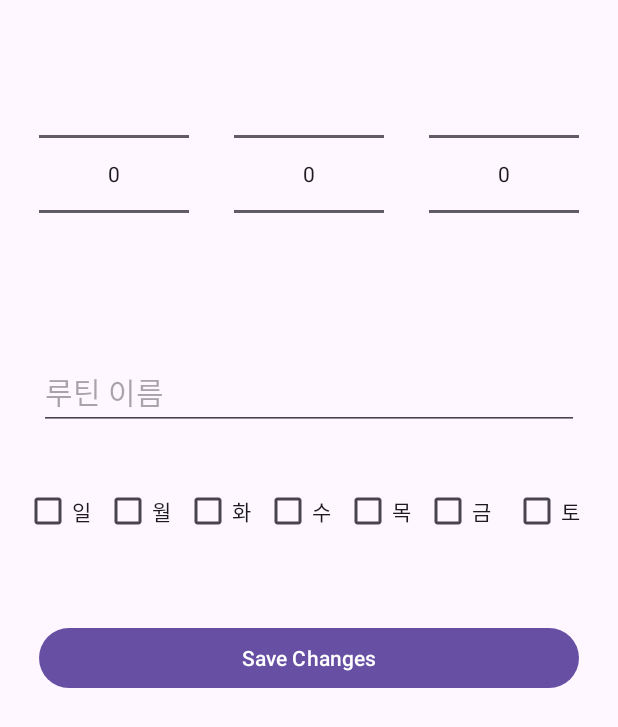
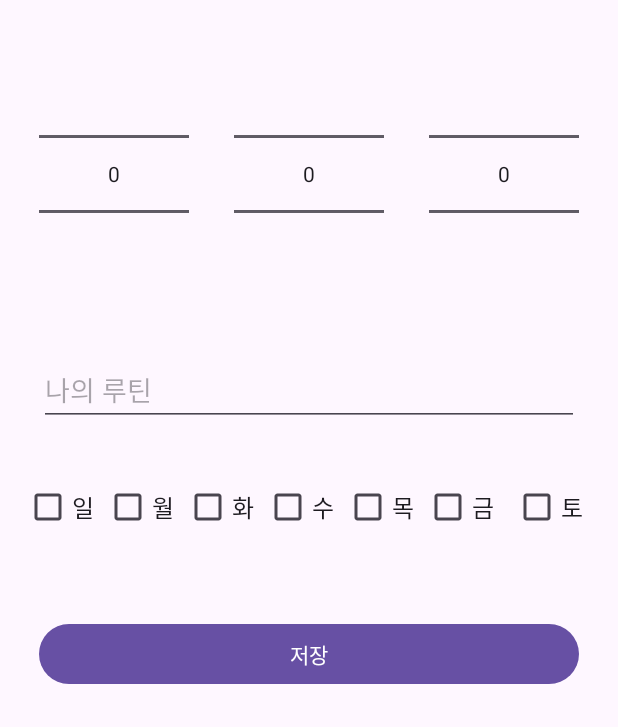
Before and after one commit to yunziee/Chectime, an Android app: the fragment EditAlarmFragment shown on its own in the app's theme, on a phone screen of 412 x 824 dp. Shown: the top 727 px of the screen. Run offline under Robolectric (Android 15) with nearby library versions, the phone set to English and light mode, and no system bars.

Commit message:
add font

```diff
--- a/app/src/main/res/layout/fragment_alarm.xml
+++ b/app/src/main/res/layout/fragment_alarm.xml
@@ -30,6 +30,7 @@
         app:layout_constraintBottom_toBottomOf="parent"
         app:layout_constraintEnd_toEndOf="parent"
         app:layout_constraintHorizontal_bias="0.498"
-        app:layout_constraintStart_toStartOf="parent" />
+        app:layout_constraintStart_toStartOf="parent"
+        android:fontFamily="@font/laundrygothic"/>
 
 </androidx.constraintlayout.widget.ConstraintLayout>
--- a/app/src/main/res/layout/fragment_bookshelf.xml
+++ b/app/src/main/res/layout/fragment_bookshelf.xml
@@ -22,7 +22,8 @@
             android:layout_marginStart="16dp"
             android:text="나의 책장"
             android:textColor="@color/black"
-            android:textSize="24sp" />
+            android:textSize="24sp"
+            android:fontFamily="@font/laundrygothic" />
 
         <!-- 오른쪽에 돋보기 아이콘 -->
     </androidx.appcompat.widget.Toolbar>
--- a/app/src/main/res/layout/fragment_calendar.xml
+++ b/app/src/main/res/layout/fragment_calendar.xml
@@ -12,7 +12,8 @@
         android:textAlignment="center"
         android:padding="8dp"
         android:textStyle="bold"
-        android:layout_marginVertical="15dp"/>
+        android:layout_marginVertical="15dp"
+        android:fontFamily="@font/laundrygothic" />
 
     <LinearLayout
         android:layout_width="match_parent"
@@ -33,7 +34,7 @@
             android:layout_height="wrap_content"
             android:text="2025 February"
             android:textSize="20sp"
-            android:textStyle="bold"/>
+            android:fontFamily="@font/laundrygothic" />
 
         <ImageButton
             android:id="@+id/nextMonthButton"
--- a/app/src/main/res/layout/fragment_edit_alarm.xml
+++ b/app/src/main/res/layout/fragment_edit_alarm.xml
@@ -48,9 +48,10 @@
         android:layout_width="0dp"
         android:layout_height="wrap_content"
         android:layout_marginTop="30dp"
-        android:hint="루틴 이름"
+        android:hint="나의 루틴"
         android:inputType="text"
-        android:textSize="20sp"
+        android:textSize="18dp"
+        android:fontFamily="@font/cocoa"
         app:layout_constraintEnd_toEndOf="@id/amPmPicker"
         app:layout_constraintStart_toStartOf="@id/hourPicker"
         app:layout_constraintTop_toBottomOf="@id/amPmPicker" />
@@ -63,7 +64,9 @@
         android:text="일"
         app:layout_constraintStart_toStartOf="parent"
         app:layout_constraintTop_toBottomOf="@id/alarmLabel"
-        android:layout_marginTop="30dp" />
+        android:layout_marginTop="30dp"
+        android:textSize="16dp"
+        android:fontFamily="@font/cocoa"/>
 
     <CheckBox
         android:id="@+id/checkbox_mon"
@@ -72,7 +75,9 @@
         android:text="월"
         app:layout_constraintStart_toEndOf="@id/checkbox_sun"
         app:layout_constraintTop_toTopOf="@id/checkbox_sun"
-        android:layout_marginStart="5dp" />
+        android:layout_marginStart="5dp"
+        android:textSize="16dp"
+        android:fontFamily="@font/cocoa"/>
 
     <CheckBox
         android:id="@+id/checkbox_tue"
@@ -81,7 +86,9 @@
         android:text="화"
         app:layout_constraintStart_toEndOf="@id/checkbox_mon"
         app:layout_constraintTop_toTopOf="@id/checkbox_mon"
-        android:layout_marginStart="5dp" />
+        android:layout_marginStart="5dp"
+        android:textSize="16dp"
+        android:fontFamily="@font/cocoa"/>
 
     <CheckBox
         android:id="@+id/checkbox_wed"
@@ -90,7 +97,9 @@
         android:text="수"
         app:layout_constraintStart_toEndOf="@id/checkbox_tue"
         app:layout_constraintTop_toTopOf="@id/checkbox_tue"
-        android:layout_marginStart="5dp" />
+        android:layout_marginStart="5dp"
+        android:textSize="16dp"
+        android:fontFamily="@font/cocoa"/>
 
     <CheckBox
         android:id="@+id/checkbox_thu"
@@ -99,7 +108,9 @@
         android:text="목"
         app:layout_constraintStart_toEndOf="@id/checkbox_wed"
         app:layout_constraintTop_toTopOf="@id/checkbox_wed"
-        android:layout_marginStart="5dp" />
+        android:layout_marginStart="5dp"
+        android:textSize="16dp"
+        android:fontFamily="@font/cocoa"/>
 
     <CheckBox
         android:id="@+id/checkbox_fri"
@@ -108,7 +119,9 @@
         android:text="금"
         app:layout_constraintStart_toEndOf="@id/checkbox_thu"
         app:layout_constraintTop_toTopOf="@id/checkbox_thu"
-        android:layout_marginStart="5dp" />
+        android:layout_marginStart="5dp"
+        android:textSize="16dp"
+        android:fontFamily="@font/cocoa"/>
 
     <CheckBox
         android:id="@+id/checkbox_sat"
@@ -118,7 +131,9 @@
         app:layout_constraintStart_toEndOf="@id/checkbox_fri"
         app:layout_constraintTop_toTopOf="@id/checkbox_fri"
         app:layout_constraintEnd_toEndOf="parent"
-        android:layout_marginStart="5dp" />
+        android:layout_marginStart="5dp"
+        android:textSize="16dp"
+        android:fontFamily="@font/cocoa"/>
 
     <!-- 저장 버튼 -->
     <Button
@@ -126,9 +141,10 @@
         android:layout_width="0dp"
         android:layout_height="wrap_content"
         android:layout_marginTop="50dp"
-        android:text="Save Changes"
+        android:text="저장"
         app:layout_constraintStart_toStartOf="@id/alarmLabel"
         app:layout_constraintEnd_toEndOf="@id/alarmLabel"
-        app:layout_constraintTop_toBottomOf="@id/checkbox_sun" />
+        app:layout_constraintTop_toBottomOf="@id/checkbox_sun"
+        android:fontFamily="@font/laundrygothic"/>
 
 </androidx.constraintlayout.widget.ConstraintLayout>
--- a/app/src/main/res/layout/fragment_search.xml
+++ b/app/src/main/res/layout/fragment_search.xml
@@ -15,7 +15,8 @@
         android:inputType="text"
         android:padding="12dp"
         android:textSize="16sp"
-        android:layout_marginBottom="16dp"/>
+        android:layout_marginBottom="16dp"
+        android:fontFamily="@font/laundrygothic"/>
 
     <!-- 검색 버튼 -->
     <Button
@@ -23,7 +24,8 @@
         android:layout_width="wrap_content"
         android:layout_height="wrap_content"
         android:text="검색"
-        android:layout_gravity="center_horizontal"/>
+        android:layout_gravity="center_horizontal"
+        android:fontFamily="@font/laundrygothic"/>
 
     <!-- 검색된 책 목록을 표시할 RecyclerView -->
     <androidx.recyclerview.widget.RecyclerView
--- a/app/src/main/res/layout/item_alarm.xml
+++ b/app/src/main/res/layout/item_alarm.xml
@@ -21,6 +21,7 @@
         app:layout_constraintStart_toStartOf="parent"
         app:layout_constraintTop_toTopOf="parent"
         android:layout_marginBottom="8dp"
+        android:fontFamily="@font/laundrygothic"
         />
 
     <!-- 시간 표시 (기본 크기) -->
@@ -34,6 +35,7 @@
         app:layout_constraintStart_toStartOf="parent"
         app:layout_constraintTop_toBottomOf="@id/labelTextView"
         android:layout_marginBottom="4dp"
+        android:fontFamily="@font/cocoa"
         />
 
     <!-- 요일 표시 (기본 크기) -->
@@ -47,6 +49,7 @@
         app:layout_constraintStart_toStartOf="parent"
         app:layout_constraintTop_toBottomOf="@id/timeTextView"
         android:layout_marginBottom="8dp"
+        android:fontFamily="@font/cocoa"
         />
 
     <!-- 알람 활성화 스위치 (오른쪽 하단에 배치) -->
@@ -54,13 +57,14 @@
         android:id="@+id/alarmSwitch"
         android:layout_width="wrap_content"
         android:layout_height="wrap_content"
-        android:text="Enabled"
+        android:text="사용"
         android:textSize="14sp"
         android:layout_marginEnd="10dp"
         app:layout_constraintEnd_toEndOf="parent"
         app:layout_constraintBottom_toBottomOf="parent"
         app:layout_constraintTop_toBottomOf="@id/daysTextView"
         android:layout_marginTop="8dp"
+        android:fontFamily="@font/cocoa"
         />
 
     <!-- 수정 버튼 (삭제 버튼 왼쪽에 추가) -->
--- a/app/src/main/res/layout/item_calendar_day.xml
+++ b/app/src/main/res/layout/item_calendar_day.xml
@@ -11,7 +11,8 @@
         android:textSize="14sp"
         android:textColor="#000000"
         android:visibility="visible"
-        android:layout_gravity="center" />
+        android:layout_gravity="center"
+        android:fontFamily="@font/laundrygothic"/>
 
     <!-- 날짜 강조 원 (날짜 텍스트 위에 겹치도록) -->
     <View
```
Also changed, not shown: app/src/main/res/font/font.xml (added, +14 -0 lines), app/src/main/res/layout/dialog_add_alarm.xml (+20 -12 lines), app/src/main/res/layout/fragment_book_detail.xml (+18 -9 lines), app/src/main/res/layout/fragment_saved_book.xml (+26 -13 lines), app/src/main/res/layout/fragment_timer.xml (+14 -7 lines), app/src/main/res/layout/item_book.xml (+8 -4 lines), 2 other files.
